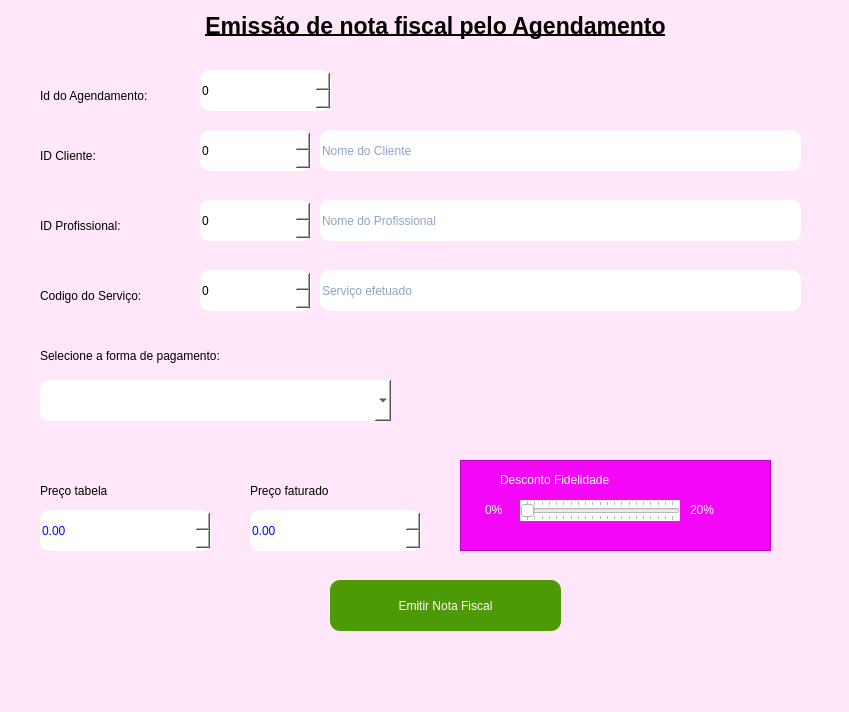
Old version of the form telas_duda/emissao_nf_agenda.ui in the repository JVwolfart/PROJETO-SALAO-JOVEM-PROGRAMADOR.
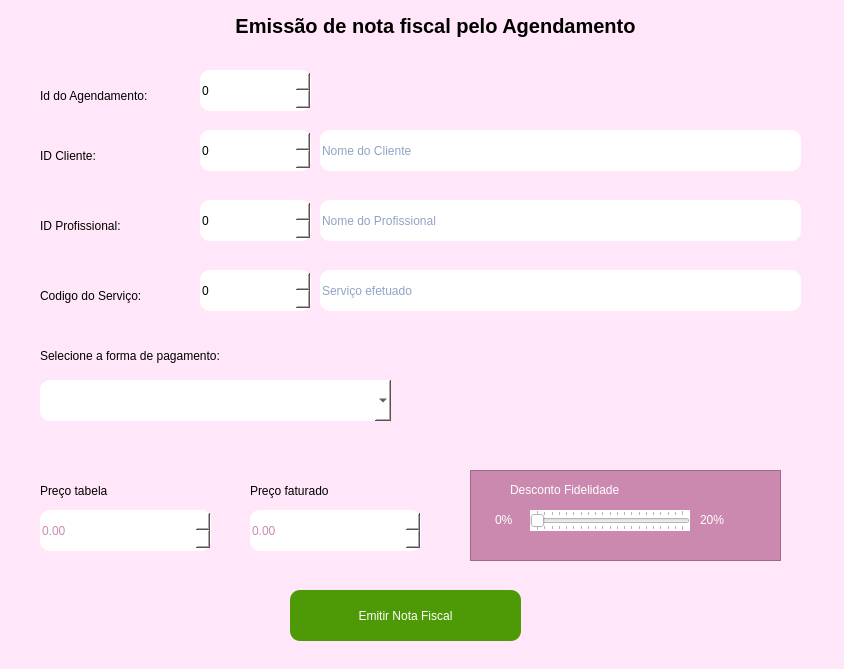
New version of the form. Icons and pictures are not drawn.

```diff
--- a/telas_duda/emissao_nf_agenda.ui
+++ b/telas_duda/emissao_nf_agenda.ui
@@ -12,10 +12,22 @@
    <rect>
     <x>0</x>
     <y>0</y>
-    <width>849</width>
-    <height>712</height>
+    <width>844</width>
+    <height>669</height>
    </rect>
   </property>
+  <property name="minimumSize">
+   <size>
+    <width>844</width>
+    <height>669</height>
+   </size>
+  </property>
+  <property name="maximumSize">
+   <size>
+    <width>854</width>
+    <height>679</height>
+   </size>
+  </property>
   <property name="font">
    <font>
     <pointsize>14</pointsize>
@@ -70,10 +82,10 @@
     </property>
     <property name="font">
      <font>
-      <pointsize>17</pointsize>
+      <pointsize>15</pointsize>
       <weight>75</weight>
       <bold>true</bold>
-      <underline>true</underline>
+      <underline>false</underline>
      </font>
     </property>
     <property name="text">
@@ -115,7 +127,7 @@
      <string notr="true">background-color: rgb(255, 255, 255);
 border-radius: 10px;
 border-color: rgb(0,0,0);
-color: blue;</string>
+color: rgb(203, 137, 176);</string>
     </property>
     <property name="maximum">
      <double>99999.990000000005239</double>
@@ -137,7 +149,7 @@
      <string notr="true">background-color: rgb(255, 255, 255);
 border-radius: 10px;
 border-color: rgb(0,0,0);
-color: blue;</string>
+color: rgb(203, 137, 176);</string>
     </property>
     <property name="maximum">
      <double>99999.990000000005239</double>
@@ -197,14 +209,15 @@
    <widget class="QFrame" name="frame_vip">
     <property name="geometry">
      <rect>
-      <x>460</x>
-      <y>460</y>
+      <x>470</x>
+      <y>470</y>
       <width>311</width>
       <height>91</height>
      </rect>
     </property>
     <property name="styleSheet">
-     <string notr="true">background-color: rgb(243, 7, 246);</string>
+     <string notr="true">background-color: rgb(243, 7, 246);
+background-color: rgb(203, 137, 176);</string>
     </property>
     <property name="frameShape">
      <enum>QFrame::StyledPanel</enum>
@@ -294,7 +307,7 @@
      <rect>
       <x>200</x>
       <y>70</y>
-      <width>131</width>
+      <width>111</width>
       <height>41</height>
      </rect>
     </property>
@@ -314,8 +327,8 @@
    <widget class="QPushButton" name="BtnEmitir">
     <property name="geometry">
      <rect>
-      <x>330</x>
-      <y>580</y>
+      <x>290</x>
+      <y>590</y>
       <width>231</width>
       <height>51</height>
      </rect>
@@ -324,9 +337,14 @@
      <cursorShape>PointingHandCursor</cursorShape>
     </property>
     <property name="styleSheet">
-     <string notr="true">color: rgb(255, 255, 255);
-border-radius: 10px;
-background-color: rgb(78, 154, 6);</string>
+     <string notr="true">QPushButton{
+	color: rgb(255, 255, 255);
+	border-radius: 10px;
+	background-color: rgb(78, 154, 6);
+}
+QPushButton:hover {
+	background-color: rgb(88, 164, 6);
+}</string>
     </property>
     <property name="text">
      <string>Emitir Nota Fiscal</string>
@@ -363,7 +381,7 @@
      <rect>
       <x>40</x>
       <y>80</y>
-      <width>151</width>
+      <width>131</width>
       <height>31</height>
      </rect>
     </property>
@@ -531,9 +549,9 @@
    <widget class="QLabel" name="label_5">
     <property name="geometry">
      <rect>
-      <x>520</x>
+      <x>480</x>
       <y>330</y>
-      <width>291</width>
+      <width>311</width>
       <height>121</height>
      </rect>
     </property>
```
